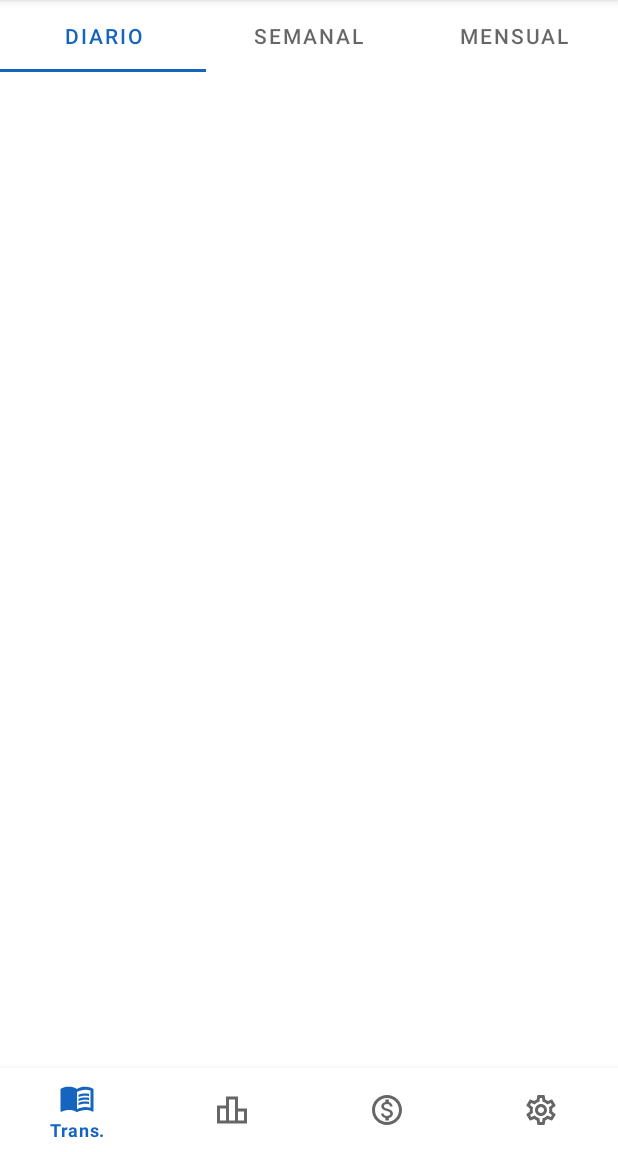
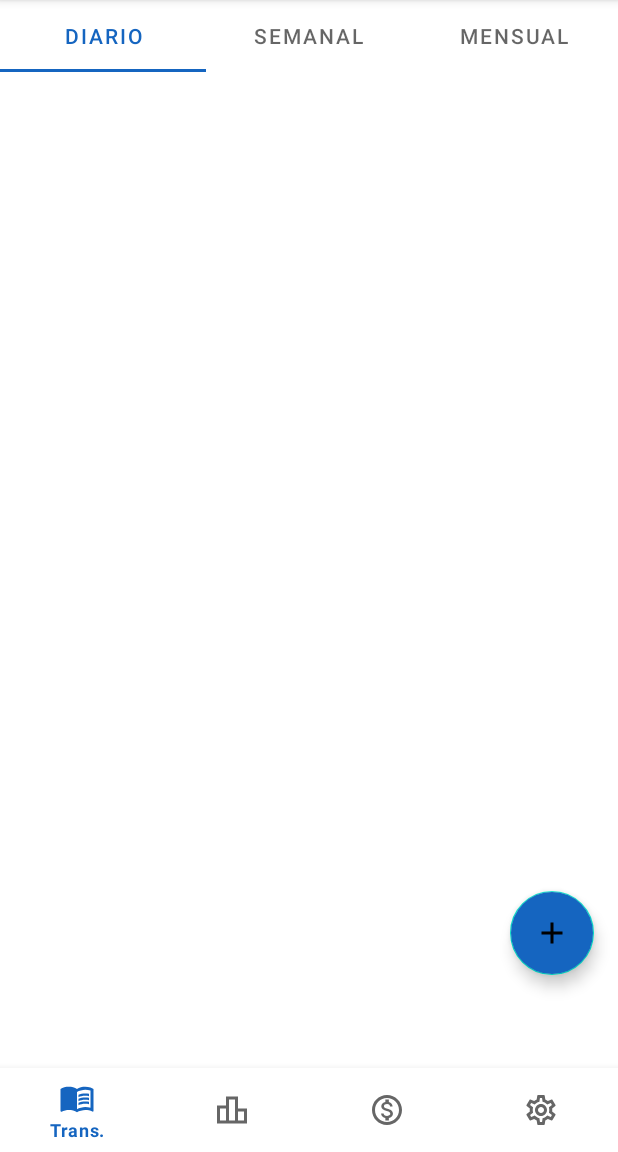
Before and after one commit to KevinMartinez1999/My-Finances, an Android app: the RegistroFragment screen opened directly, with no data from a screen before it, on a phone screen of 412 x 824 dp, the part 84-1236 px from its top. Run offline under Robolectric (Android 15) with nearby library versions, the phone set to English and light mode, and no system bars; our stand-ins replace navigation-ui.

Commit message:
Botón flotante añadido

```diff
--- /dev/null
+++ b/app/src/main/res/drawable/ic_add.xml
@@ -0,0 +1,5 @@
+<vector android:height="24dp" android:tint="#FFFFFF"
+    android:viewportHeight="24" android:viewportWidth="24"
+    android:width="24dp" xmlns:android="http://schemas.android.com/apk/res/android">
+    <path android:fillColor="@android:color/white" android:pathData="M19,13h-6v6h-2v-6H5v-2h6V5h2v6h6v2z"/>
+</vector>
--- a/app/src/main/res/layout/fragment_registro.xml
+++ b/app/src/main/res/layout/fragment_registro.xml
@@ -1,5 +1,6 @@
 <?xml version="1.0" encoding="utf-8"?>
 <LinearLayout xmlns:android="http://schemas.android.com/apk/res/android"
+    xmlns:app="http://schemas.android.com/apk/res-auto"
     xmlns:tools="http://schemas.android.com/tools"
     android:id="@+id/LinearLayout"
     android:layout_width="match_parent"
@@ -16,7 +17,21 @@
     <androidx.viewpager.widget.ViewPager
         android:id="@+id/view_pager"
         android:layout_width="match_parent"
-        android:layout_height="wrap_content"
+        android:layout_height="530dp"
         tools:ignore="SpeakableTextPresentCheck" />
 
+    <com.google.android.material.floatingactionbutton.FloatingActionButton
+        android:id="@+id/floating_action_button"
+        style="	Widget.MaterialComponents.FloatingActionButton"
+        android:layout_width="56dp"
+        android:layout_height="56dp"
+        android:layout_gravity="bottom|right"
+        android:layout_margin="16dp"
+        android:backgroundTint="@color/md_blue_800"
+        android:contentDescription="@string/app_name"
+        android:tint="#FFFFFF"
+        app:fabSize="normal"
+        app:srcCompat="@drawable/ic_add"
+        tools:ignore="RtlHardcoded" />
+
 </LinearLayout>
```
